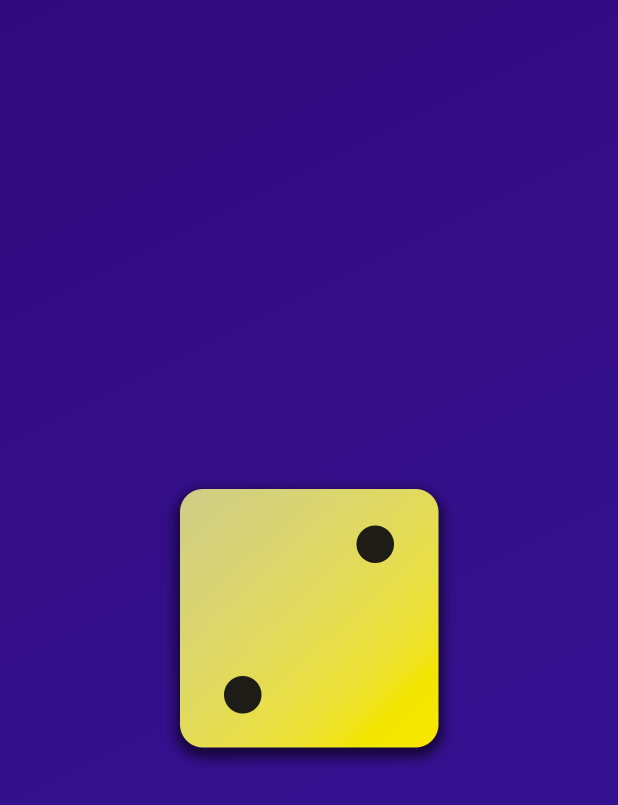
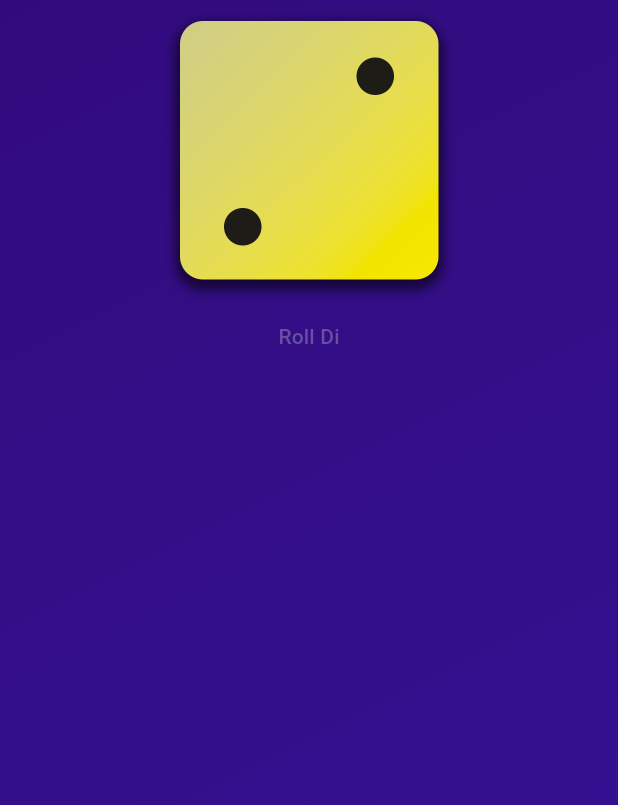
Before and after one commit to IsharaNawa/rolling-dice-flutter-app, a Flutter app: the screen it shows after launch, on a phone screen of 412 x 824 dp. Shown: the top 805 px of the screen. Run offline on Flutter 3.47's test engine with Material 3 defaults, Android fonts, the phone set to English and light mode, and no system bars.

Commit message:
adding the column and the button

```diff
--- a/lib/gradient_container.dart
+++ b/lib/gradient_container.dart
@@ -1,4 +1,5 @@
 import 'package:flutter/material.dart';
+import 'package:rolling_dice/styled_text.dart';
 
 // created a new custom widget
 
@@ -16,6 +17,10 @@ class GradientContainer extends StatelessWidget {
 
   final List<Color> colors;
 
+  void rollDice() {
+    print("Method called");
+  }
+
   @override
   Widget build(BuildContext context) {
     return Container(
@@ -27,9 +32,17 @@ class GradientContainer extends StatelessWidget {
         ),
       ),
       child: Center(
-        child: Image.asset(
-          'assets/images/dice-2.png',
-          width: 200,
+        child: Column(
+          children: [
+            Image.asset(
+              'assets/images/dice-2.png',
+              width: 200,
+            ),
+            TextButton(
+              onPressed: rollDice,
+              child: const Text("Roll Di"),
+            ),
+          ],
         ),
       ),
     );
```
